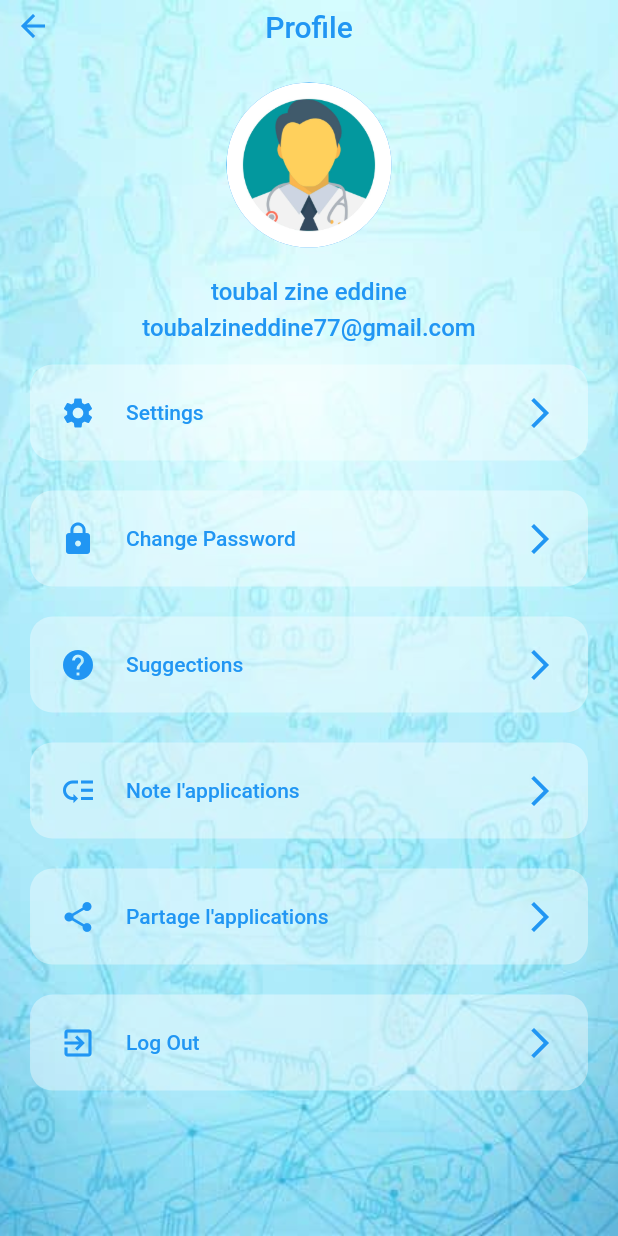
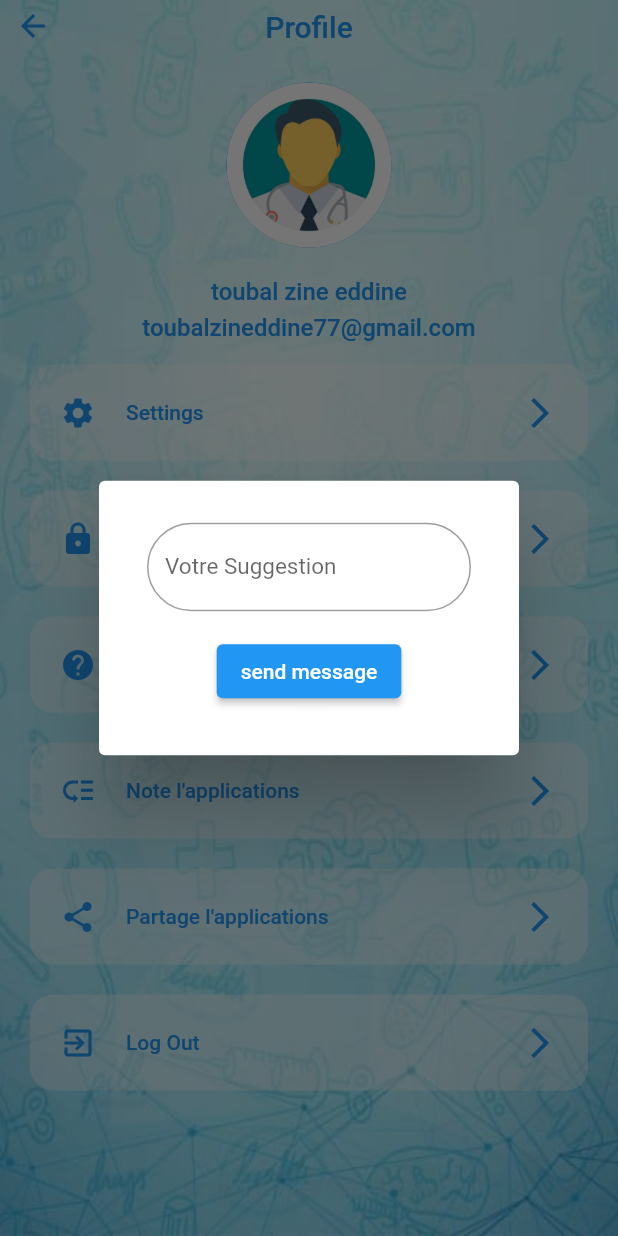
Before and after one commit to toubal77/medQUIZZ, a Flutter app: the ProfileScreen screen opened directly, after a tap on "Suggections", on a phone screen of 412 x 824 dp. Run offline on Flutter 3.47's test engine with Material 2 defaults, Android fonts, the phone set to English and light mode, and no system bars; our stand-ins replace get, shimmer; network calls fail.

Commit message:
fonction send suggestion

```diff
--- a/lib/screens/profile/profile_screen.dart
+++ b/lib/screens/profile/profile_screen.dart
@@ -4,10 +4,18 @@ import 'package:med_quizz/screens/profile/screens/change_password.dart';
 import 'package:med_quizz/screens/profile/screens/settings.dart';
 import 'package:med_quizz/screens/profile/widgets/header_profile.dart';
 import 'package:med_quizz/screens/profile/widgets/user_info.dart';
+import 'package:med_quizz/services/database.dart';
 
-class ProfileScreen extends StatelessWidget {
+class ProfileScreen extends StatefulWidget {
   const ProfileScreen({Key? key}) : super(key: key);
 
+  @override
+  _ProfileScreenState createState() => _ProfileScreenState();
+}
+
+class _ProfileScreenState extends State<ProfileScreen> {
+  final GlobalKey<FormState> _formKey = GlobalKey();
+  TextEditingController suggController = TextEditingController();
   @override
   Widget build(BuildContext context) {
     return Scaffold(
@@ -58,7 +66,105 @@ class ProfileScreen extends StatelessWidget {
                 ProfileMenu(
                   'Suggections',
                   Icons.help,
-                  () {},
+                  () {
+                    showDialog(
+                      context: context,
+                      builder: (BuildContext context) {
+                        return AlertDialog(
+                          content: Stack(
+                            clipBehavior: Clip.antiAlias,
+                            children: <Widget>[
+                              Positioned(
+                                right: -40.0,
+                                top: -40.0,
+                                child: InkResponse(
+                                  onTap: () {
+                                    Navigator.of(context).pop();
+                                  },
+                                  child: CircleAvatar(
+                                    child: Icon(Icons.close),
+                                    backgroundColor: Colors.red,
+                                  ),
+                                ),
+                              ),
+                              Form(
+                                key: _formKey,
+                                child: Column(
+                                  mainAxisSize: MainAxisSize.min,
+                                  children: <Widget>[
+                                    Padding(
+                                      padding: EdgeInsets.all(8.0),
+                                      child: TextFormField(
+                                        controller: suggController,
+                                        keyboardType: TextInputType.text,
+                                        decoration: InputDecoration(
+                                          border: new OutlineInputBorder(
+                                            borderSide: new BorderSide(),
+                                            borderRadius:
+                                                const BorderRadius.all(
+                                                    Radius.circular(30.0)),
+                                          ),
+                                          labelText: 'Votre Suggestion',
+                                          labelStyle: TextStyle(
+                                            fontSize: 15.0,
+                                          ),
+                                        ),
+                                        validator: (value) {
+                                          if (value!.trim().isEmpty) {
+                                            return 'Can\'t be empty';
+                                          }
+                                          return null;
+                                        },
+                                        onSaved: (value) {
+                                          suggController.text = value!.trim();
+                                        },
+                                      ),
+                                    ),
+                                    Padding(
+                                      padding: const EdgeInsets.all(8.0),
+                                      child: ElevatedButton(
+                                        child: Text("send message"),
+                                        onPressed: () {
+                                          FocusScope.of(context).unfocus();
+                                          _formKey.currentState!.save();
+                                          if (!_formKey.currentState!
+                                              .validate()) {
+                                            return;
+                                          }
+                                          try {
+                                            DatabaseMethods()
+                                                .sendSuggestion(
+                                                    suggController.text.trim())
+                                                .then(
+                                              (result) {
+                                                if (result == true)
+                                                  Navigator.of(context).pop();
+                                                else {
+                                                  ScaffoldMessenger.of(context)
+                                                      .showSnackBar(
+                                                    SnackBar(
+                                                      content: Text(
+                                                          result.toString()),
+                                                    ),
+                                                  );
+                                                }
+                                              },
+                                            );
+                                          } catch (e) {
+                                            return print(e.toString());
+                                          }
+                                        },
+                                      ),
+                                    )
+                                  ],
+                                ),
+                              ),
+                            ],
+                          ),
+                        );
+                      },
+                    );
+                  },
                 ),
                 ProfileMenu(
                   'Note l\'applications',
```
